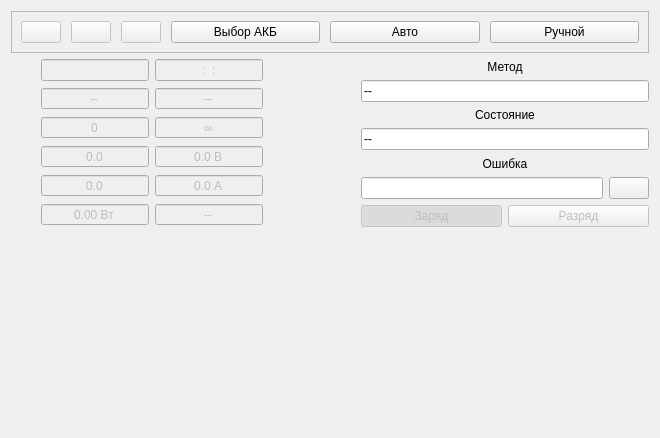
Before: the Qt Designer form zrm/zrmmaindisplay.ui in dostapazov/powermon_v4, drawn with Qt 5.
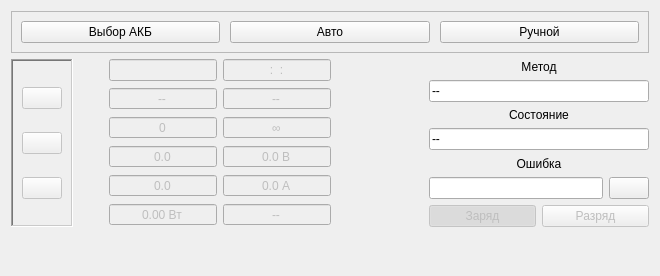
After: the same form once the commit is applied. Icons and pictures are not drawn.

```diff
--- a/zrm/zrmmaindisplay.ui
+++ b/zrm/zrmmaindisplay.ui
@@ -7,7 +7,7 @@
     <x>0</x>
     <y>0</y>
     <width>660</width>
-    <height>438</height>
+    <height>276</height>
    </rect>
   </property>
   <property name="sizePolicy">
@@ -47,6 +47,64 @@
          <enum>QLayout::SetMinAndMaxSize</enum>
         </property>
         <item>
+         <widget class="QPushButton" name="bMethodAuto">
+          <property name="sizePolicy">
+           <sizepolicy hsizetype="Minimum" vsizetype="Preferred">
+            <horstretch>0</horstretch>
+            <verstretch>0</verstretch>
+           </sizepolicy>
+          </property>
+          <property name="text">
+           <string>Выбор АКБ</string>
+          </property>
+         </widget>
+        </item>
+        <item>
+         <widget class="QPushButton" name="bMethodAny">
+          <property name="sizePolicy">
+           <sizepolicy hsizetype="Minimum" vsizetype="Preferred">
+            <horstretch>0</horstretch>
+            <verstretch>0</verstretch>
+           </sizepolicy>
+          </property>
+          <property name="text">
+           <string>Авто</string>
+          </property>
+         </widget>
+        </item>
+        <item>
+         <widget class="QPushButton" name="bMethodManual">
+          <property name="sizePolicy">
+           <sizepolicy hsizetype="Minimum" vsizetype="Preferred">
+            <horstretch>0</horstretch>
+            <verstretch>0</verstretch>
+           </sizepolicy>
+          </property>
+          <property name="text">
+           <string>Ручной</string>
+          </property>
+          <property name="checkable">
+           <bool>true</bool>
+          </property>
+         </widget>
+        </item>
+       </layout>
+      </item>
+     </layout>
+    </widget>
+   </item>
+   <item>
+    <layout class="QHBoxLayout" name="horizontalLayout_4">
+     <item>
+      <widget class="QFrame" name="verticalFrame">
+       <property name="frameShape">
+        <enum>QFrame::WinPanel</enum>
+       </property>
+       <property name="frameShadow">
+        <enum>QFrame::Sunken</enum>
+       </property>
+       <layout class="QVBoxLayout" name="verticalLayout_3">
+        <item>
          <widget class="QPushButton" name="bStart">
           <property name="enabled">
            <bool>false</bool>
@@ -154,55 +212,9 @@
           </property>
          </widget>
         </item>
-        <item>
-         <widget class="QPushButton" name="bMethodAuto">
-          <property name="sizePolicy">
-           <sizepolicy hsizetype="Minimum" vsizetype="Preferred">
-            <horstretch>0</horstretch>
-            <verstretch>0</verstretch>
-           </sizepolicy>
-          </property>
-          <property name="text">
-           <string>Выбор АКБ</string>
-          </property>
-         </widget>
-        </item>
-        <item>
-         <widget class="QPushButton" name="bMethodAny">
-          <property name="sizePolicy">
-           <sizepolicy hsizetype="Minimum" vsizetype="Preferred">
-            <horstretch>0</horstretch>
-            <verstretch>0</verstretch>
-           </sizepolicy>
-          </property>
-          <property name="text">
-           <string>Авто</string>
-          </property>
-         </widget>
-        </item>
-        <item>
-         <widget class="QPushButton" name="bMethodManual">
-          <property name="sizePolicy">
-           <sizepolicy hsizetype="Minimum" vsizetype="Preferred">
-            <horstretch>0</horstretch>
-            <verstretch>0</verstretch>
-           </sizepolicy>
-          </property>
-          <property name="text">
-           <string>Ручной</string>
-          </property>
-          <property name="checkable">
-           <bool>true</bool>
-          </property>
-         </widget>
-        </item>
        </layout>
-      </item>
-     </layout>
-    </widget>
-   </item>
-   <item>
-    <layout class="QHBoxLayout" name="horizontalLayout_4">
+      </widget>
+     </item>
      <item>
       <layout class="QGridLayout" name="gridLayout_2">
        <item row="2" column="1">
@@ -1040,7 +1052,7 @@
            <property name="maximumSize">
             <size>
              <width>16777215</width>
-             <height>24</height>
+             <height>16777215</height>
             </size>
            </property>
            <property name="text">
@@ -1062,6 +1074,9 @@
            <property name="checked">
             <bool>true</bool>
            </property>
+           <property name="flat">
+            <bool>false</bool>
+           </property>
           </widget>
          </item>
          <item>
@@ -1078,7 +1093,7 @@
            <property name="maximumSize">
             <size>
              <width>16777215</width>
-             <height>24</height>
+             <height>16777215</height>
             </size>
            </property>
            <property name="text">
@@ -1097,6 +1112,9 @@
            <property name="checkable">
             <bool>true</bool>
            </property>
+           <property name="flat">
+            <bool>false</bool>
+           </property>
           </widget>
          </item>
         </layout>
```
Left out of the diff: 2 changed lines with no effect on the pictures.
